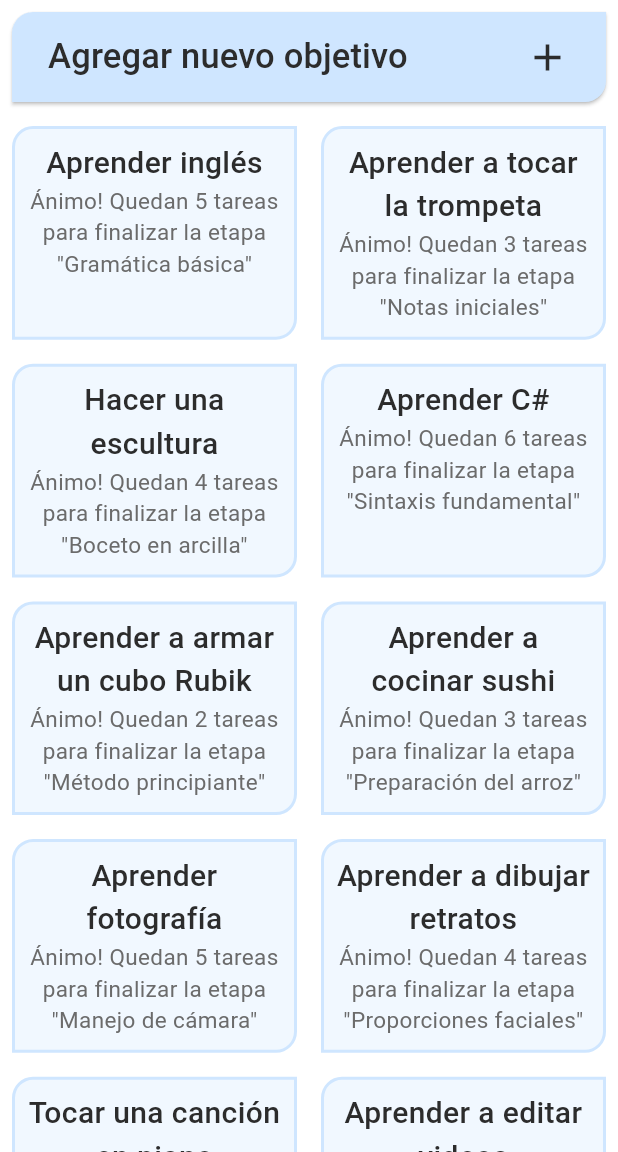
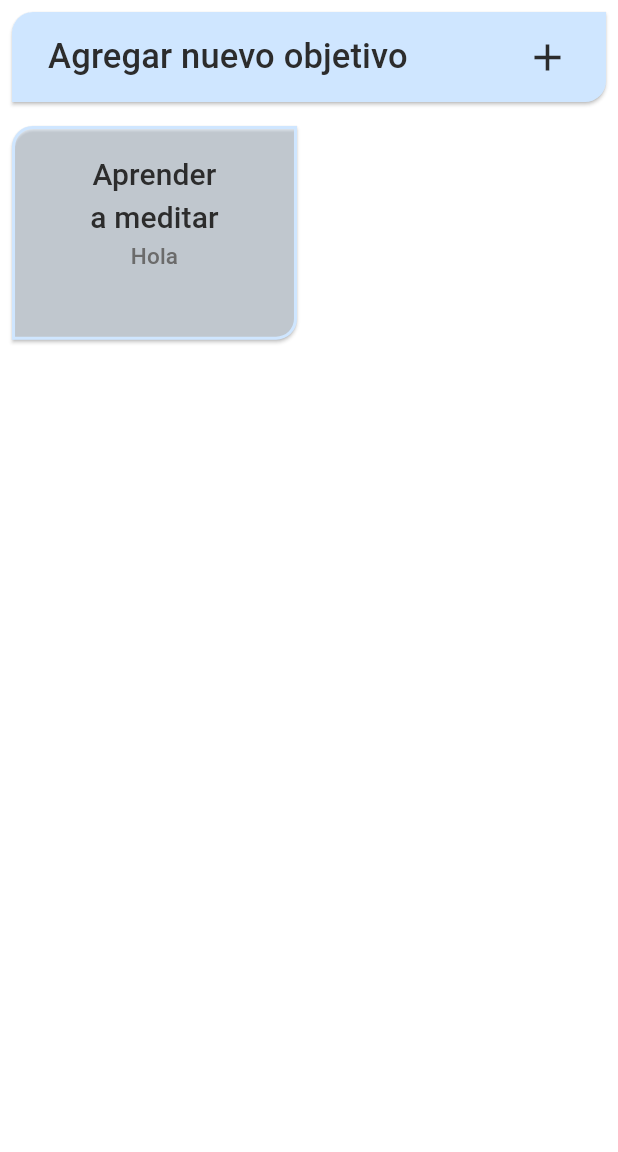
Before and after one commit to sackflorencia/Nava, a Flutter app: the HomeScreen screen opened directly with empty values, on a phone screen of 412 x 824 dp, the part 84-1236 px from its top. Run offline on Flutter 3.47's test engine with Material 3 defaults, Android fonts, the light colour scheme and no system bars; our stand-ins replace flutter_riverpod, fluttertoast, go_router; missing offline and left inert: string_to_icon.

Commit message:
Created addGoal, goal related models and added GoalView screen
Refactor Goal model and add Stage and Task model. Created addGoal method and created a new list for the currentGoals. Added the GoalView screen and the related router. Made the homeScreen goal preview a button that directs to the goalview

```diff
--- a/lib/src/models/goal.dart
+++ b/lib/src/models/goal.dart
@@ -1,10 +1,68 @@
+import 'package:nava/src/models/goal_template.dart';
+import 'package:nava/src/models/stage.dart';
+import 'package:nava/src/models/task.dart';
+import 'package:nava/src/utils/current_goals.dart';
+
 class Goal {
-  final String goal;
-  final String currentStage;
-  final int tasksLeftInStage;
+  final int id;
+  final String title;
+  final String description;
+  final List<Stage> stages;
   Goal({
-    required this.goal,
-    required this.currentStage,
-    required this.tasksLeftInStage,
+    required this.id,
+    required this.title,
+    required this.description,
+    required this.stages,
   });
 }
+
+void addGoal({GoalTemplate? goal, required String name}) {
+    Goal lastGoal = currentGoals[currentGoals.length - 1];
+    int lastGoalId = lastGoal.id;
+    int lastStageId = -1;
+    int lastTaskId = -1;
+    if (lastGoal.stages != []) {
+      Stage lastStage = lastGoal.stages[lastGoal.stages.length - 1];
+      lastStageId = lastStage.id;
+      Task lastTask = lastStage.tasks[lastStage.tasks.length - 1];
+      lastTaskId = lastTask.id;
+    }
+    if (goal == null) {
+      currentGoals.add(
+        Goal(id: (lastGoalId + 1), title: name, description: "", stages: []),
+      );
+    } else {
+      int goalId = lastGoalId + 1;
+      int stageId = lastStageId + 1;
+      int taskId = lastTaskId + 1;
+      currentGoals.add(
+        Goal(
+          id: goalId,
+          title: name,
+          description: goal.description,
+          stages: [
+            for (StageTemplate stage in goal.stages)
+              Stage(
+                id: stageId++,
+                idGoal: goalId,
+                title: stage.title,
+                description: stage.description,
+                order: stage.order,
+                tasks: [
+                  for (TaskTemplate task in stage.tasks)
+                    Task(
+                      id: taskId++,
+                      idStage: (stageId - 1),
+                      title: task.title,
+                      estimatedMinutes: task.estimatedMinutes,
+                      description: task.description,
+                      order: task.order,
+                      difficulty: task.difficulty,
+                    ),
+                ],
+              ),
+          ],
+        ),
+      );
+    }
+  }
--- /dev/null
+++ b/lib/src/models/stage.dart
@@ -0,0 +1,18 @@
+import 'package:nava/src/models/task.dart';
+
+class Stage {
+  final int id;
+  final int idGoal;
+  final String title;
+  final int order;
+  final String description;
+  final List<Task> tasks;
+  Stage({
+    required this.id,
+    required this.idGoal,
+    required this.title,
+    required this.description,
+    required this.order,
+    required this.tasks,
+  });
+}
--- a/lib/src/models/user.dart
+++ b/lib/src/models/user.dart
@@ -1,5 +1,3 @@
-import 'package:flutter/material.dart';
-
 class User{
   int id;
   String username = '';
--- a/lib/src/routes/router.dart
+++ b/lib/src/routes/router.dart
@@ -1,6 +1,8 @@
 import 'package:go_router/go_router.dart';
+import 'package:nava/src/models/goal.dart';
 import 'package:nava/src/screens/account.dart';
 import 'package:nava/src/screens/choose_goal_template.dart';
+import 'package:nava/src/screens/goal_view.dart';
 import 'package:nava/src/screens/home_screen.dart';
 
 final GoRouter router = GoRouter(
@@ -15,5 +17,10 @@ final GoRouter router = GoRouter(
       builder: (context, state) =>
           ChooseGoalTemplate(goalTitle: state.extra as String),
     ),
+    GoRoute(
+      path: '/goal_view',
+      builder: (context, state) =>
+          GoalView(goal: state.extra as Goal),
+    ),
   ],
 );
--- a/lib/src/screens/home_screen.dart
+++ b/lib/src/screens/home_screen.dart
@@ -2,6 +2,7 @@ import 'package:flutter/material.dart';
 import 'package:fluttertoast/fluttertoast.dart';
 import 'package:go_router/go_router.dart';
 import 'package:nava/src/models/goal.dart';
+import 'package:nava/src/utils/current_goals.dart';
 import 'package:nava/src/widgets/grid_goal_preview.dart';
 import 'package:nava/src/widgets/little_textfield.dart';
 import 'package:nava/src/widgets/nava_app_bar.dart';
@@ -80,7 +81,7 @@ class _HomeScreenState extends State<HomeScreen> {
                 ),
               ),
             ),
-            if (goals.isEmpty)
+            if (currentGoals.isEmpty)
               Padding(
                 padding: const EdgeInsets.all(20.0),
                 child: Text(
@@ -92,7 +93,7 @@ class _HomeScreenState extends State<HomeScreen> {
                   textAlign: TextAlign.center,
                 ),
               ),
-            GridGoalPreview(goals: goals),
+            GridGoalPreview(goals: currentGoals),
           ],
         ),
       ),
@@ -119,7 +120,7 @@ class _HomeScreenState extends State<HomeScreen> {
           SizedBox(height: 10),
           PersonalizedTextButton(
             text: 'O crear el objetivo vacío',
-            onPressed: () {},
+            onPressed: () => _handleAddingEmptyGoal(goalController, context),
             color: Theme.of(context).colorScheme.onSurface,
           ),
         ],
@@ -139,6 +140,20 @@ class _HomeScreenState extends State<HomeScreen> {
   );
 }
 
+void _handleAddingEmptyGoal(TextEditingController goalController, context){
+  if (goalController.text.isEmpty) {
+    Fluttertoast.showToast(msg: "Por favor ingrese el nombre de su objetivo");
+  } else {
+    addGoal(name: goalController.text);
+    Navigator.of(context).pop();
+    GoRouter.of(
+      context,
+    ).go('/home', extra: ""); //TODO: cambiar el email cuando haga riverpod
+    goalController.text = "";
+    Fluttertoast.showToast(msg: "Ingreso exitoso!");
+  }
+}
+
 void _handleChoosingTemplate(TextEditingController goalController, context) {
   if (goalController.text.isEmpty) {
     Fluttertoast.showToast(msg: "Por favor ingrese el nombre de su objetivo");
@@ -148,56 +163,3 @@ void _handleChoosingTemplate(TextEditingController goalController, context) {
     ).go('/choose_goal_template', extra: goalController.text);
   }
 }
-
-List<Goal> goals = [
-  Goal(
-    goal: 'Aprender inglés',
-    tasksLeftInStage: 5,
-    currentStage: 'Gramática básica',
-  ),
-  Goal(
-    goal: 'Aprender a tocar la trompeta',
-    tasksLeftInStage: 3,
-    currentStage: 'Notas iniciales',
-  ),
-  Goal(
-    goal: 'Hacer una escultura',
-    tasksLeftInStage: 4,
-    currentStage: 'Boceto en arcilla',
-  ),
-  Goal(
-    goal: 'Aprender C#',
-    tasksLeftInStage: 6,
-    currentStage: 'Sintaxis fundamental',
-  ),
-  Goal(
-    goal: 'Aprender a armar un cubo Rubik',
-    tasksLeftInStage: 2,
-    currentStage: 'Método principiante',
-  ),
-  Goal(
-    goal: 'Aprender a cocinar sushi',
-    tasksLeftInStage: 3,
-    currentStage: 'Preparación del arroz',
-  ),
-  Goal(
-    goal: 'Aprender fotografía',
-    tasksLeftInStage: 5,
-    currentStage: 'Manejo de cámara',
-  ),
-  Goal(
-    goal: 'Aprender a dibujar retratos',
-    tasksLeftInStage: 4,
-    currentStage: 'Proporciones faciales',
-  ),
-  Goal(
-    goal: 'Tocar una canción en piano',
-    tasksLeftInStage: 2,
-    currentStage: 'Práctica de acordes',
-  ),
-  Goal(
-    goal: 'Aprender a editar videos',
-    tasksLeftInStage: 3,
-    currentStage: 'Timeline básico',
-  ),
-];
--- /dev/null
+++ b/lib/src/utils/current_goals.dart
@@ -0,0 +1,76 @@
+import 'package:nava/src/models/goal.dart';
+import 'package:nava/src/models/stage.dart';
+import 'package:nava/src/models/task.dart';
+
+List<Goal> currentGoals = [
+  Goal(
+    id: 1,
+    title: 'Aprender a meditar',
+    description: 'Crear una práctica de meditación simple y sostenible.',
+    stages: [
+      Stage(
+        id: 1,
+        idGoal: 1,
+        title: 'Introducción',
+        description: 'Explorar conceptos básicos de la meditación.',
+        order: 1,
+        tasks: [
+          Task(
+            id: 1,
+            idStage: 1,
+            title: 'Leer guía corta',
+            description: 'Leer una explicación breve sobre qué es meditar.',
+            order: 1,
+            estimatedMinutes: 10,
+            difficulty: 1,
+          ),
+          Task(
+            id: 2,
+            idStage: 1,
+            title: 'Respiración consciente',
+            description: 'Practicar 3 minutos de respiración enfocada.',
+            order: 2,
+            estimatedMinutes: 3,
+            difficulty: 1,
+          ),
+        ],
+      ),
+      Stage(
+        id: 2,
+        idGoal: 1,
+        title: 'Práctica básica',
+        description: 'Realizar ejercicios de meditación simples.',
+        order: 2,
+        tasks: [
+          Task(
+            id: 3,
+            idStage: 2,
+            title: 'Escaneo corporal',
+            description: 'Recorrer el cuerpo con atención plena.',
+            order: 1,
+            estimatedMinutes: 5,
+            difficulty: 1,
+          ),
+        ],
+      ),
+      Stage(
+        id: 2,
+        idGoal: 1,
+        title: 'Crear rutina',
+        description: 'Establecer un horario constante.',
+        order: 3,
+        tasks: [
+          Task(
+            id: 4,
+            idStage: 3,
+            title: 'Definir horario',
+            description: 'Elegir un momento del día para meditar.',
+            order: 1,
+            estimatedMinutes: 5,
+            difficulty: 1,
+          ),
+        ],
+      ),
+    ],
+  ),
+];
--- a/lib/src/widgets/goal_preview.dart
+++ b/lib/src/widgets/goal_preview.dart
@@ -1,4 +1,5 @@
 import 'package:flutter/material.dart';
+import 'package:go_router/go_router.dart';
 import 'package:nava/src/models/goal.dart';
 
 class GoalPreview extends StatelessWidget {
@@ -9,28 +10,35 @@ class GoalPreview extends StatelessWidget {
   Widget build(BuildContext context) {
     return Padding(
       padding: const EdgeInsets.all(8.0),
-      child: Container(
-        decoration: BoxDecoration(
-          borderRadius: BorderRadius.only(
-            topLeft: Radius.circular(14),
-            topRight: Radius.circular(0),
-            bottomLeft: Radius.circular(0),
-            bottomRight: Radius.circular(14),
+      child: ElevatedButton(
+        onPressed: () {
+          GoRouter.of(context).go('/goal_view', extra: goal);
+        },
+        style: ElevatedButton.styleFrom(
+          backgroundColor: Theme.of(
+            context,
+          ).colorScheme.surfaceContainerHighest.withValues(alpha: 0.3),
+          padding: EdgeInsets.symmetric(horizontal: 40, vertical: 10),
+          minimumSize: Size(250, 35),
+          shape: const RoundedRectangleBorder(
+            borderRadius: BorderRadius.only(
+              topLeft: Radius.circular(14),
+              topRight: Radius.circular(0),
+              bottomLeft: Radius.circular(0),
+              bottomRight: Radius.circular(14),
+            ),
           ),
-          border: Border.all(
+          side: BorderSide(
             color: Theme.of(context).colorScheme.surfaceContainerHighest,
             width: 2,
           ),
-          color: Theme.of(
-            context,
-          ).colorScheme.surfaceContainerHighest.withValues(alpha: 0.3),
         ),
         child: Padding(
           padding: const EdgeInsets.all(8.0),
           child: Column(
             children: [
               Text(
-                goal.goal,
+                goal.title,
                 style: TextStyle(
                   fontSize: 20,
                   fontWeight: FontWeight.w500,
@@ -39,7 +47,9 @@ class GoalPreview extends StatelessWidget {
                 textAlign: TextAlign.center,
               ),
               Text(
-                'Ánimo! Quedan ${goal.tasksLeftInStage} tareas para finalizar la etapa "${goal.currentStage}"',
+                //'Ánimo! Quedan ${goal.tasksLeftInStage} tareas para finalizar la etapa "${goal.currentStage}"',
+                //TODO: Crear una funcion que me diga cuantas tasks hay left in stage y la current stage
+                'Hola',
                 style: TextStyle(
                   fontSize: 15,
                   color: Theme.of(context).colorScheme.onSurfaceVariant,
```
Also changed, not shown: lib/src/models/task.dart (added, +20 -0 lines), lib/src/screens/goal_view.dart (added, +38 -0 lines), lib/src/widgets/confirmation_pop_up.dart (+12 -8 lines), lib/src/widgets/template_list_tile.dart (+11 -1 lines).
